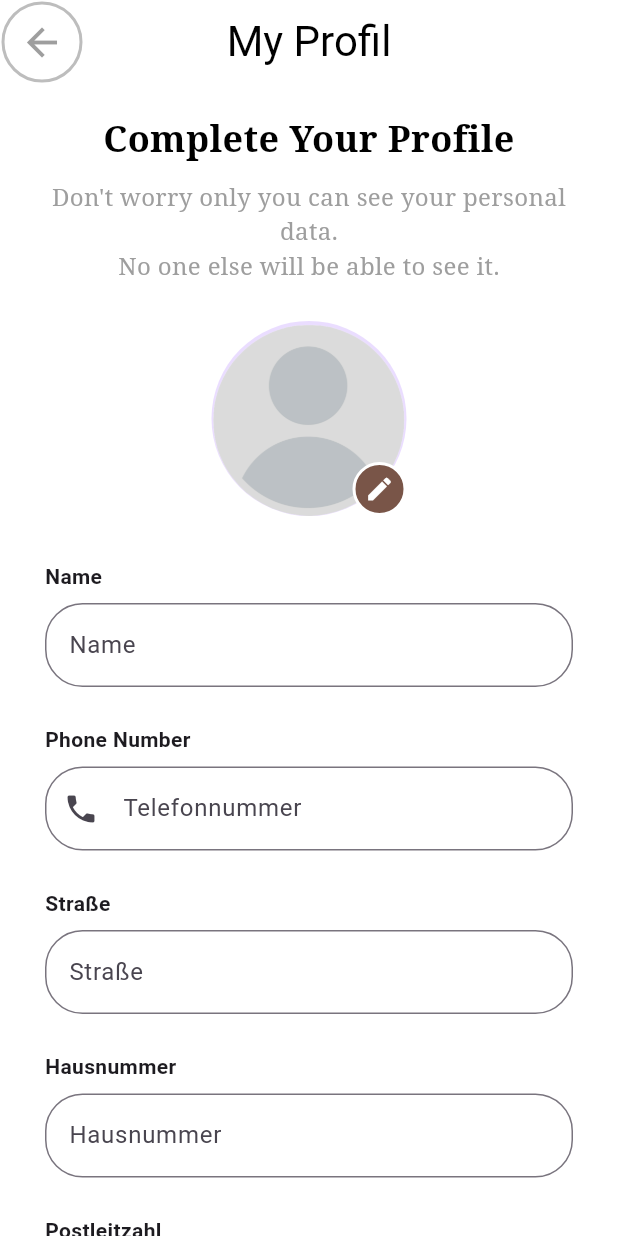
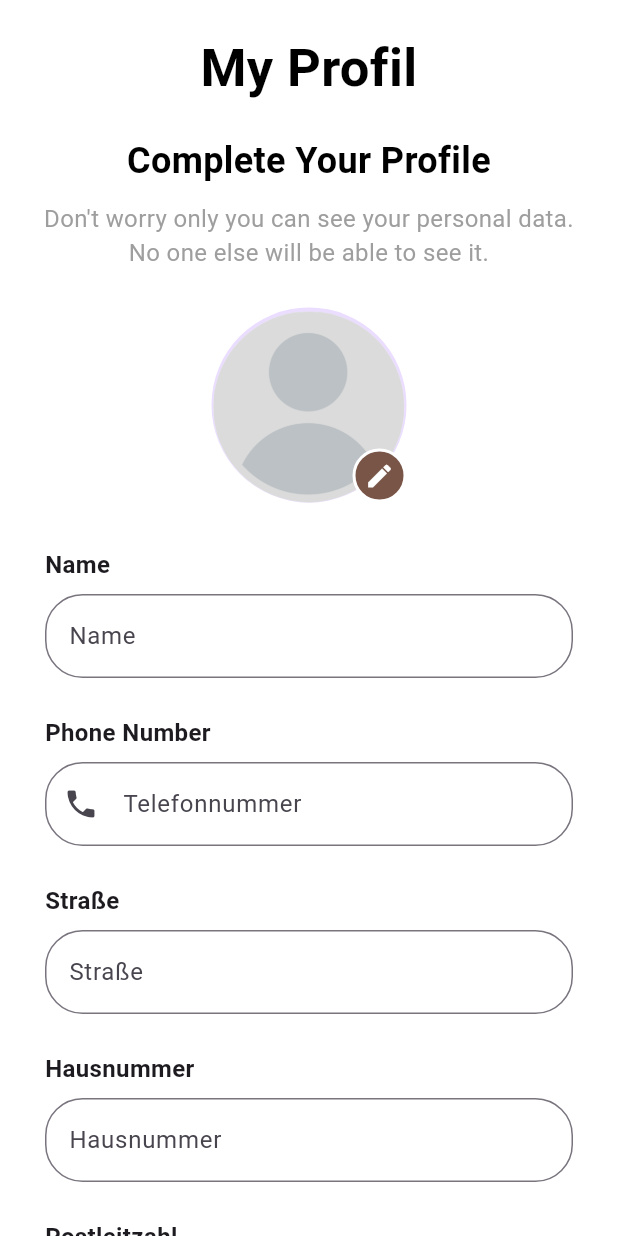
Before and after one commit to Laila116/LaModa_App, a Flutter app: the ProfileScreen screen opened by its route, on a phone screen of 412 x 824 dp. Run offline on Flutter 3.47's test engine with Material 3 defaults, Android fonts, the phone set to English and light mode, and no system bars; our stand-ins replace carousel_slider, cloud_firestore, email_validator, firebase_auth, firebase_core, flutter_rating_bar and 1 more; accounts and stored records are empty; Roboto replaces fonts that are missing (Montserrat, Oswald).

Commit message:
doppelter appbar entfernt, geld hinzufügen button ist braun

```diff
--- a/lib/screens/profile_screen.dart
+++ b/lib/screens/profile_screen.dart
@@ -1,8 +1,6 @@
 import 'package:cloud_firestore/cloud_firestore.dart';
 import 'package:firebase_auth/firebase_auth.dart';
 import 'package:flutter/material.dart';
-
-import '../Widgets/arrow_back.dart';
 
 class ProfileScreen extends StatefulWidget {
   const ProfileScreen({super.key});
@@ -33,7 +31,8 @@ class _ProfileScreenState extends State<ProfileScreen> {
   Widget build(BuildContext context) {
     return Scaffold(
       backgroundColor: Colors.white,
-      appBar: arrowBackAppBar(context, title: 'My Profil'),
+      // AppBar entfernt
+
       body: Padding(
         padding: const EdgeInsets.symmetric(horizontal: 20.0),
         child: SingleChildScrollView(
@@ -41,11 +40,26 @@ class _ProfileScreenState extends State<ProfileScreen> {
             crossAxisAlignment: CrossAxisAlignment.center,
             children: [
               const SizedBox(height: 20),
+
+              // Angepasster Header "My Profil"
+              const Text(
+                'My Profil',
+                textAlign: TextAlign.center,
+                style: TextStyle(
+                  fontFamily: 'Montserrat',
+                  fontSize: 35,
+                  fontWeight: FontWeight.bold,
+                  color: Colors.black, // dunkles Braun
+                ),
+              ),
+
+              const SizedBox(height: 20),
+
               const Text(
                 'Complete Your Profile',
                 textAlign: TextAlign.center,
                 style: TextStyle(
-                  fontFamily: 'serif',
+                  fontFamily: 'Montserrat',
                   fontSize: 24,
                   fontWeight: FontWeight.bold,
                   color: Colors.black,
@@ -56,7 +70,7 @@ class _ProfileScreenState extends State<ProfileScreen> {
                 "Don't worry only you can see your personal data.\nNo one else will be able to see it.",
                 textAlign: TextAlign.center,
                 style: TextStyle(
-                  fontFamily: 'serif',
+                  fontFamily: 'Montserrat',
                   fontSize: 16,
                   color: Colors.grey,
                 ),
@@ -117,7 +131,12 @@ class _ProfileScreenState extends State<ProfileScreen> {
       child: Column(
         crossAxisAlignment: CrossAxisAlignment.start,
         children: [
-          const Text('Name', style: TextStyle(fontWeight: FontWeight.bold)),
+          const Text('Name',
+              style: TextStyle(
+                fontFamily: 'Montserrat',
+                fontWeight: FontWeight.bold,
+                fontSize: 16,
+              )),
           const SizedBox(height: 8),
           TextField(
             decoration: _inputDecoration('Name', 'John Doe'),
@@ -128,7 +147,11 @@ class _ProfileScreenState extends State<ProfileScreen> {
           const SizedBox(height: 25),
           const Text(
             'Phone Number',
-            style: TextStyle(fontWeight: FontWeight.bold),
+            style: TextStyle(
+              fontFamily: 'Montserrat',
+              fontWeight: FontWeight.bold,
+              fontSize: 16,
+            ),
           ),
           const SizedBox(height: 8),
           TextField(
@@ -145,7 +168,12 @@ class _ProfileScreenState extends State<ProfileScreen> {
           const SizedBox(height: 25),
 
           // NEU: Straße
-          const Text('Straße', style: TextStyle(fontWeight: FontWeight.bold)),
+          const Text('Straße',
+              style: TextStyle(
+                fontFamily: 'Montserrat',
+                fontWeight: FontWeight.bold,
+                fontSize: 16,
+              )),
           const SizedBox(height: 8),
           TextField(
             controller: _streetController,
@@ -157,7 +185,12 @@ class _ProfileScreenState extends State<ProfileScreen> {
           const SizedBox(height: 25),
 
           // NEU: Hausnummer
-          const Text('Hausnummer', style: TextStyle(fontWeight: FontWeight.bold)),
+          const Text('Hausnummer',
+              style: TextStyle(
+                fontFamily: 'Montserrat',
+                fontWeight: FontWeight.bold,
+                fontSize: 16,
+              )),
           const SizedBox(height: 8),
           TextField(
             controller: _houseNumberController,
@@ -169,7 +202,12 @@ class _ProfileScreenState extends State<ProfileScreen> {
           const SizedBox(height: 25),
 
           // NEU: Postleitzahl
-          const Text('Postleitzahl', style: TextStyle(fontWeight: FontWeight.bold)),
+          const Text('Postleitzahl',
+              style: TextStyle(
+                fontFamily: 'Montserrat',
+                fontWeight: FontWeight.bold,
+                fontSize: 16,
+              )),
           const SizedBox(height: 8),
           TextField(
             keyboardType: TextInputType.number,
@@ -182,7 +220,12 @@ class _ProfileScreenState extends State<ProfileScreen> {
           const SizedBox(height: 25),
 
           // NEU: Land
-          const Text('Land', style: TextStyle(fontWeight: FontWeight.bold)),
+          const Text('Land',
+              style: TextStyle(
+                fontFamily: 'Montserrat',
+                fontWeight: FontWeight.bold,
+                fontSize: 16,
+              )),
           const SizedBox(height: 8),
           TextField(
             controller: _countryController,
@@ -193,15 +236,19 @@ class _ProfileScreenState extends State<ProfileScreen> {
           ),
           const SizedBox(height: 25),
 
-          const Text('Gender', style: TextStyle(fontWeight: FontWeight.bold)),
+          const Text('Gender',
+              style: TextStyle(
+                fontFamily: 'Montserrat',
+                fontWeight: FontWeight.bold,
+                fontSize: 16,
+              )),
           const SizedBox(height: 8),
           DropdownButtonFormField<String>(
             decoration: _inputDecoration('Select', ''),
             value: selectedGender,
-            items:
-                ['Männlich', 'Weiblich'].map((gender) {
-                  return DropdownMenuItem(value: gender, child: Text(gender));
-                }).toList(),
+            items: ['Männlich', 'Weiblich']
+                .map((gender) => DropdownMenuItem(value: gender, child: Text(gender)))
+                .toList(),
             onChanged: (value) {
               setState(() {
                 selectedGender = value;
@@ -222,7 +269,7 @@ class _ProfileScreenState extends State<ProfileScreen> {
           backgroundColor: Colors.brown,
           foregroundColor: Colors.white,
           shape: RoundedRectangleBorder(
-            borderRadius: BorderRadius.circular(25),
+            borderRadius: BorderRadius.circular(35),
           ),
         ),
         onPressed: () {
@@ -234,7 +281,7 @@ class _ProfileScreenState extends State<ProfileScreen> {
           style: TextStyle(
             fontWeight: FontWeight.bold,
             fontSize: 20,
-            fontFamily: 'serif',
+            fontFamily: 'Montserrat',
           ),
         ),
       ),
@@ -280,10 +327,7 @@ class _GeldHinzufuegenWidgetState extends State<GeldHinzufuegenWidget> {
     if (user == null) return;
 
     final snapshot =
-        await FirebaseFirestore.instance
-            .collection('users')
-            .doc(user.uid)
-            .get();
+        await FirebaseFirestore.instance.collection('users').doc(user.uid).get();
 
     if (snapshot.exists && snapshot.data()!.containsKey('kontostand')) {
       setState(() {
@@ -320,7 +364,10 @@ class _GeldHinzufuegenWidgetState extends State<GeldHinzufuegenWidget> {
       children: [
         Text(
           'Kontostand: ${_kontostand.toStringAsFixed(2)} €',
-          style: const TextStyle(fontSize: 20),
+          style: const TextStyle(
+            fontSize: 20,
+            fontFamily: 'Montserrat',
+          ),
         ),
         const SizedBox(height: 10),
         Row(
@@ -341,6 +388,10 @@ class _GeldHinzufuegenWidgetState extends State<GeldHinzufuegenWidget> {
             ),
             const SizedBox(width: 10),
             ElevatedButton(
+              style: ElevatedButton.styleFrom(
+                backgroundColor: Colors.brown,
+                foregroundColor: Colors.white
+              ),
               onPressed: _geldHinzufuegen,
               child: const Text('Hinzufügen'),
             ),
```
Also changed, not shown: lib/screens/cart_screen.dart (+64 -19 lines), lib/screens/my_orders.dart (+34 -6 lines), lib/screens/wish_screen.dart (+28 -6 lines), 1 other file.
